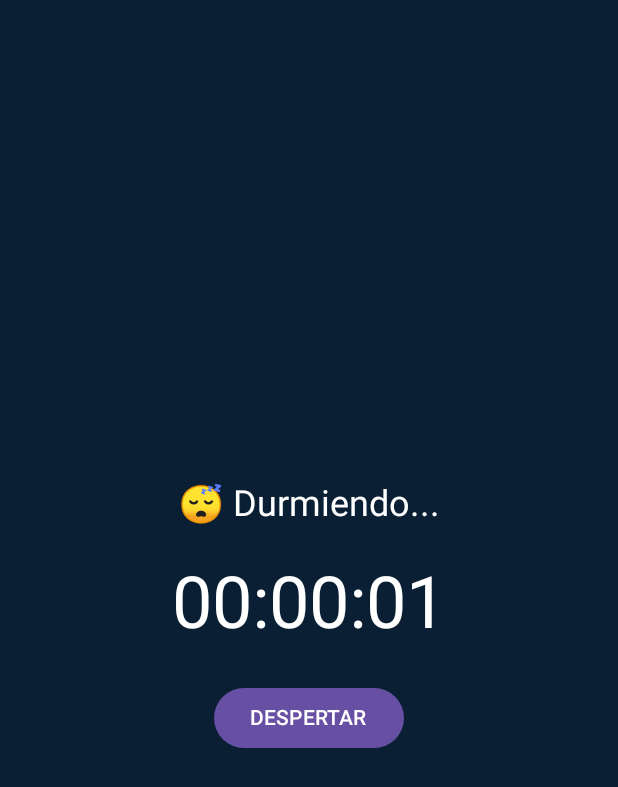
After one commit to MiguelRRJose/PDM-25-Proyecto-MedicineIntelligence, an Android app built with Jetpack Compose: the SleepTrackingScreen screen opened through its navigation route, on a phone screen of 412 x 824 dp. The commit adds this screen. Shown: the top 787 px of the screen. Run offline under Robolectric (Android 15) with nearby library versions, the phone set to English and light mode, and no system bars.

Commit message:
Para_Subir

```diff
--- a/app/src/main/java/com/ayala/monitor_dream/Navigation/NavHost.kt
+++ b/app/src/main/java/com/ayala/monitor_dream/Navigation/NavHost.kt
@@ -10,6 +10,7 @@ import androidx.navigation.compose.rememberNavController
 import androidx.navigation.navArgument
 import com.ayala.monitor_dream.Screens.SleepAlarmScreen
 import com.ayala.monitor_dream.Screens.SleepScreen
+import com.ayala.monitor_dream.Screens.SleepTrackingScreen
 import com.ayala.monitor_dream.ViewModel.SleepViewModel
 
 @Composable
@@ -43,8 +44,14 @@ fun AppNavigator() {
             SleepScreen(
                 viewModel = sleepViewModel,
                 onStartSleep = {},
-                onDetailsClick = {}
+                navController = navController,
+                onDetailsClick = {} //Debes de ver que agregas aca
             )
         }
+
+        composable(Screen.SleepTracking.route) {
+            SleepTrackingScreen(navController = navController)
+        }
+
     }
 }
--- a/app/src/main/java/com/ayala/monitor_dream/Navigation/Navigation.kt
+++ b/app/src/main/java/com/ayala/monitor_dream/Navigation/Navigation.kt
@@ -3,6 +3,7 @@ package com.ayala.monitor_dream.Navigation
 sealed class Screen(val route: String) {
 
     object Alarm : Screen("alarm")
+    object SleepTracking : Screen("sleep_tracking")
 
     object Sleep : Screen("sleep/{hour}/{minute}") {
         fun createRoute(hour: Int, minute: Int): String {
--- /dev/null
+++ b/app/src/main/java/com/ayala/monitor_dream/Screens/SleepTrackingScreen.kt
@@ -0,0 +1,66 @@
+package com.ayala.monitor_dream.Screens
+
+import androidx.compose.foundation.background
+import androidx.compose.foundation.layout.*
+import androidx.compose.material3.Button
+import androidx.compose.material3.Text
+import androidx.compose.runtime.*
+import androidx.compose.ui.Alignment
+import androidx.compose.ui.Modifier
+import androidx.compose.ui.graphics.Color
+import androidx.compose.ui.unit.dp
+import androidx.compose.ui.unit.sp
+import androidx.navigation.NavController
+import kotlinx.coroutines.delay
+
+@Composable
+fun SleepTrackingScreen(
+    navController: NavController
+) {
+    var elapsedSeconds by remember { mutableStateOf(0L) }
+
+    // Iniciar temporizador
+    LaunchedEffect(Unit) {
+        while (true) {
+            delay(1000)
+            elapsedSeconds++
+        }
+    }
+
+    val hours = elapsedSeconds / 3600
+    val minutes = (elapsedSeconds % 3600) / 60
+    val seconds = elapsedSeconds % 60
+    val timeFormatted = String.format("%02d:%02d:%02d", hours, minutes, seconds)
+
+    Box(
+        modifier = Modifier
+            .fillMaxSize()
+            .background(Color(0xFF0A1F33))
+            .padding(24.dp),
+        contentAlignment = Alignment.Center
+    ) {
+        Column(horizontalAlignment = Alignment.CenterHorizontally) {
+            Text(
+                text = "😴 Durmiendo...",
+                fontSize = 24.sp,
+                color = Color.White
+            )
+
+            Spacer(modifier = Modifier.height(24.dp))
+
+            Text(
+                text = timeFormatted,
+                fontSize = 48.sp,
+                color = Color.White
+            )
+
+            Spacer(modifier = Modifier.height(24.dp))
+
+            Button(onClick = {
+                navController.popBackStack() // Regresa a pantalla anterior
+            }) {
+                Text("DESPERTAR")
+            }
+        }
+    }
+}
```
Also changed, not shown: app/src/main/java/com/ayala/monitor_dream/Screens/SleepScreen.kt (+7 -15 lines), app/src/main/java/com/ayala/monitor_dream/ViewModel/SleepViewModel.kt (line endings or trailing spaces).
